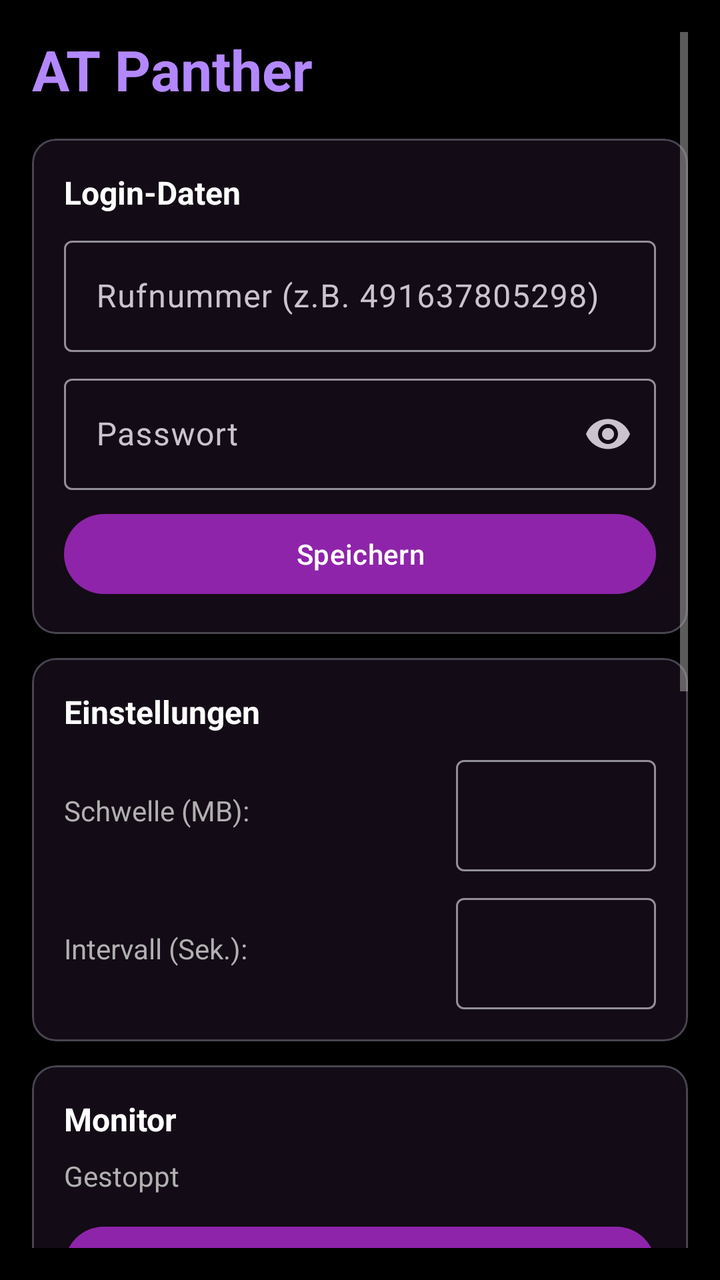
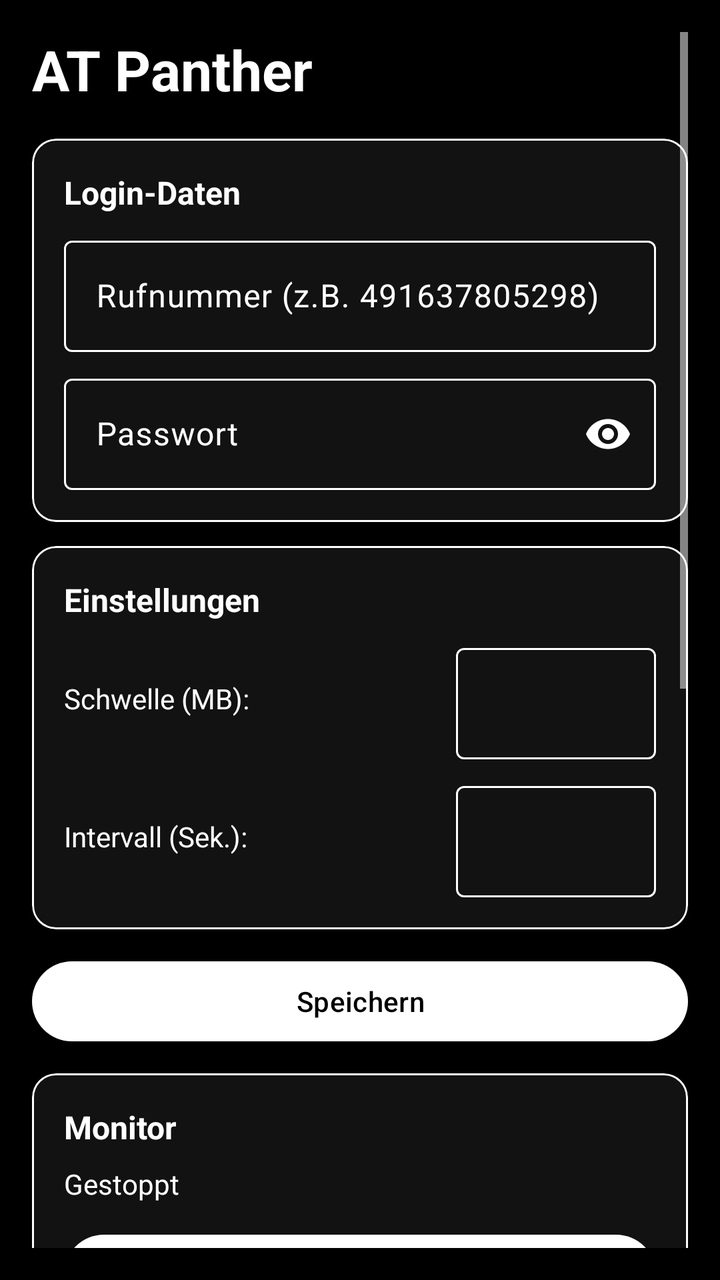

The first picture is an Android layout as it rendered before a commit; the second is the same layout after the commit. The layout source and the unified diff follow.
<!-- AndroidManifest.xml: application theme Theme.ATPanther.Black -->
<!-- res/layout/activity_main.xml -->
<?xml version="1.0" encoding="utf-8"?>
<ScrollView xmlns:android="http://schemas.android.com/apk/res/android"
    xmlns:app="http://schemas.android.com/apk/res-auto"
    android:layout_width="match_parent"
    android:layout_height="match_parent"
    android:padding="16dp"
    android:background="@color/bg_black">

    <LinearLayout
        android:layout_width="match_parent"
        android:layout_height="wrap_content"
        android:orientation="vertical">

        
        <TextView
            android:layout_width="match_parent"
            android:layout_height="wrap_content"
            android:text="AT Panther"
            android:textSize="28sp"
            android:textStyle="bold"
            android:textColor="@color/accent"
            android:layout_marginBottom="16dp" />

        
        <com.google.android.material.card.MaterialCardView
            android:layout_width="match_parent"
            android:layout_height="wrap_content"
            android:layout_marginBottom="12dp"
            app:cardCornerRadius="12dp"
            app:cardElevation="2dp"
            app:cardBackgroundColor="@color/card_bg">

            <LinearLayout
                android:layout_width="match_parent"
                android:layout_height="wrap_content"
                android:orientation="vertical"
                android:padding="16dp">

                <TextView
                    android:layout_width="wrap_content"
                    android:layout_height="wrap_content"
                    android:text="Login-Daten"
                    android:textSize="16sp"
                    android:textStyle="bold"
                    android:textColor="@color/text_primary"
                    android:layout_marginBottom="8dp" />

                <com.google.android.material.textfield.TextInputLayout
                    android:layout_width="match_parent"
                    android:layout_height="wrap_content"
                    android:hint="Rufnummer (z.B. 491637805298)">

                    <com.google.android.material.textfield.TextInputEditText
                        android:id="@+id/etPhone"
                        android:layout_width="match_parent"
                        android:layout_height="wrap_content"
                        android:inputType="phone" />
                </com.google.android.material.textfield.TextInputLayout>

                <com.google.android.material.textfield.TextInputLayout
                    android:layout_width="match_parent"
                    android:layout_height="wrap_content"
                    android:layout_marginTop="8dp"
                    android:hint="Passwort"
                    app:endIconMode="password_toggle">

                    <com.google.android.material.textfield.TextInputEditText
                        android:id="@+id/etPassword"
                        android:layout_width="match_parent"
                        android:layout_height="wrap_content"
                        android:inputType="textPassword" />
                </com.google.android.material.textfield.TextInputLayout>

                <com.google.android.material.button.MaterialButton
                    android:id="@+id/btnSaveCredentials"
                    android:layout_width="match_parent"
                    android:layout_height="wrap_content"
                    android:layout_marginTop="8dp"
                    android:text="Speichern" />

            </LinearLayout>
        </com.google.android.material.card.MaterialCardView>

        
        <com.google.android.material.card.MaterialCardView
            android:layout_width="match_parent"
            android:layout_height="wrap_content"
            android:layout_marginBottom="12dp"
            app:cardCornerRadius="12dp"
            app:cardElevation="2dp"
            app:cardBackgroundColor="@color/card_bg">

            <LinearLayout
                android:layout_width="match_parent"
                android:layout_height="wrap_content"
                android:orientation="vertical"
                android:padding="16dp">

                <TextView
                    android:layout_width="wrap_content"
                    android:layout_height="wrap_content"
                    android:text="Einstellungen"
                    android:textSize="16sp"
                    android:textStyle="bold"
                    android:textColor="@color/text_primary"
                    android:layout_marginBottom="8dp" />

                <LinearLayout
                    android:layout_width="match_parent"
                    android:layout_height="wrap_content"
                    android:orientation="horizontal"
                    android:gravity="center_vertical">

                    <TextView
                        android:layout_width="0dp"
                        android:layout_height="wrap_content"
                        android:layout_weight="1"
                        android:text="Schwelle (MB):"
                        android:textColor="@color/text_secondary" />

                    <com.google.android.material.textfield.TextInputLayout
                        android:layout_width="100dp"
                        android:layout_height="wrap_content">

                        <com.google.android.material.textfield.TextInputEditText
                            android:id="@+id/etThreshold"
                            android:layout_width="match_parent"
                            android:layout_height="wrap_content"
                            android:inputType="number"
                            android:gravity="end" />
                    </com.google.android.material.textfield.TextInputLayout>
                </LinearLayout>

                <LinearLayout
                    android:layout_width="match_parent"
                    android:layout_height="wrap_content"
                    android:orientation="horizontal"
                    android:gravity="center_vertical"
                    android:layout_marginTop="8dp">

                    <TextView
                        android:layout_width="0dp"
                        android:layout_height="wrap_content"
                        android:layout_weight="1"
                        android:text="Intervall (Sek.):"
                        android:textColor="@color/text_secondary" />

                    <com.google.android.material.textfield.TextInputLayout
                        android:layout_width="100dp"
                        android:layout_height="wrap_content">

                        <com.google.android.material.textfield.TextInputEditText
                            android:id="@+id/etInterval"
                            android:layout_width="match_parent"
                            android:layout_height="wrap_content"
                            android:inputType="number"
                            android:gravity="end" />
                    </com.google.android.material.textfield.TextInputLayout>
                </LinearLayout>

            </LinearLayout>
        </com.google.android.material.card.MaterialCardView>

        
        <com.google.android.material.card.MaterialCardView
            android:layout_width="match_parent"
            android:layout_height="wrap_content"
            android:layout_marginBottom="12dp"
            app:cardCornerRadius="12dp"
            app:cardElevation="2dp"
            app:cardBackgroundColor="@color/card_bg">

            <LinearLayout
                android:layout_width="match_parent"
                android:layout_height="wrap_content"
                android:orientation="vertical"
                android:padding="16dp">

                <TextView
                    android:layout_width="wrap_content"
                    android:layout_height="wrap_content"
                    android:text="Monitor"
                    android:textSize="16sp"
                    android:textStyle="bold"
                    android:textColor="@color/text_primary"
                    android:layout_marginBottom="8dp" />

                <TextView
                    android:id="@+id/tvStatus"
                    android:layout_width="match_parent"
                    android:layout_height="wrap_content"
                    android:text="Gestoppt"
                    android:textSize="14sp"
                    android:textColor="@color/text_secondary"
                    android:layout_marginBottom="12dp" />

                <com.google.android.material.button.MaterialButton
                    android:id="@+id/btnToggleService"
                    android:layout_width="match_parent"
                    android:layout_height="wrap_content"
                    android:text="Monitor starten" />

                
                <com.google.android.material.button.MaterialButton
                    android:id="@+id/btnBatteryOpt"
                    style="@style/Widget.Material3.Button.OutlinedButton"
                    android:layout_width="match_parent"
                    android:layout_height="wrap_content"
                    android:layout_marginTop="8dp"
                    android:text="Batterie-Optimierung ignorieren" />

            </LinearLayout>
        </com.google.android.material.card.MaterialCardView>

        
        <com.google.android.material.card.MaterialCardView
            android:layout_width="match_parent"
            android:layout_height="wrap_content"
            android:layout_marginBottom="12dp"
            app:cardCornerRadius="12dp"
            app:cardElevation="2dp"
            app:cardBackgroundColor="@color/card_bg">

            <LinearLayout
                android:layout_width="match_parent"
                android:layout_height="wrap_content"
                android:orientation="vertical"
                android:padding="16dp">

                <TextView
                    android:layout_width="wrap_content"
                    android:layout_height="wrap_content"
                    android:text="Wartung"
                    android:textSize="16sp"
                    android:textStyle="bold"
                    android:textColor="@color/text_primary"
                    android:layout_marginBottom="8dp" />

                <com.google.android.material.button.MaterialButton
                    android:id="@+id/btnClearCache"
                    style="@style/Widget.Material3.Button.OutlinedButton"
                    android:layout_width="match_parent"
                    android:layout_height="wrap_content"
                    android:text="Cache leeren" />

                <com.google.android.material.button.MaterialButton
                    android:id="@+id/btnExportLog"
                    style="@style/Widget.Material3.Button.OutlinedButton"
                    android:layout_width="match_parent"
                    android:layout_height="wrap_content"
                    android:layout_marginTop="8dp"
                    android:text="Log exportieren" />

            </LinearLayout>
        </com.google.android.material.card.MaterialCardView>

        
        <com.google.android.material.card.MaterialCardView
            android:layout_width="match_parent"
            android:layout_height="wrap_content"
            app:cardCornerRadius="12dp"
            app:cardElevation="2dp"
            app:cardBackgroundColor="@color/card_bg">

            <LinearLayout
                android:layout_width="match_parent"
                android:layout_height="wrap_content"
                android:orientation="vertical"
                android:padding="16dp">

                <TextView
                    android:layout_width="wrap_content"
                    android:layout_height="wrap_content"
                    android:text="Verlauf"
                    android:textSize="16sp"
                    android:textStyle="bold"
                    android:textColor="@color/text_primary"
                    android:layout_marginBottom="8dp" />

                <androidx.recyclerview.widget.RecyclerView
                    android:id="@+id/rvLog"
                    android:layout_width="match_parent"
                    android:layout_height="0dp"
                    android:layout_weight="1"
                    android:minHeight="200dp"
                    android:nestedScrollingEnabled="false" />

            </LinearLayout>
        </com.google.android.material.card.MaterialCardView>

    </LinearLayout>
</ScrollView>
<!-- resources referenced by this layout -->
<resources>
  <color name="accent">#B388FF</color>
  <color name="bg_black">#000000</color>
  <color name="card_bg">#0A0A0A</color>
  <color name="text_primary">#FFFFFF</color>
  <color name="text_secondary">#B0B0B0</color>
  <style name="Theme.ATPanther.Black" parent="Theme.Material3.Dark.NoActionBar">
          <item name="android:colorBackground">@color/bg_black</item>
          <item name="android:windowBackground">@color/bg_black</item>
          <item name="android:textColorPrimary">@color/text_primary</item>
          <item name="android:textColorSecondary">@color/text_secondary</item>
  
          
          <item name="colorPrimary">@color/primary</item>
          <item name="colorPrimaryVariant">@color/primary_dark</item>
          <item name="colorOnPrimary">@color/white</item>
          <item name="colorSecondary">@color/accent</item>
  
          
          <item name="colorSurface">@color/card_bg</item>
          <item name="colorOnSurface">@color/text_primary</item>
      </style>
  <color name="primary">#8E24AA</color>
  <color name="primary_dark">#6A1B9A</color>
  <color name="white">#FFFFFF</color>
</resources>

<!-- the commit's change to res/layout/activity_main.xml (unified diff, before → after) -->
@@ -70,13 +70,6 @@
                         android:layout_height="wrap_content"
                         android:inputType="textPassword" />
                 </com.google.android.material.textfield.TextInputLayout>
-
-                <com.google.android.material.button.MaterialButton
-                    android:id="@+id/btnSaveCredentials"
-                    android:layout_width="match_parent"
-                    android:layout_height="wrap_content"
-                    android:layout_marginTop="8dp"
-                    android:text="Speichern" />
 
             </LinearLayout>
         </com.google.android.material.card.MaterialCardView>
@@ -162,6 +155,14 @@
         </com.google.android.material.card.MaterialCardView>
 
         
+        <com.google.android.material.button.MaterialButton
+            android:id="@+id/btnSaveCredentials"
+            android:layout_width="match_parent"
+            android:layout_height="wrap_content"
+            android:layout_marginBottom="12dp"
+            android:text="Speichern" />
+
+        
         <com.google.android.material.card.MaterialCardView
             android:layout_width="match_parent"
             android:layout_height="wrap_content"
<!-- resource entries referenced after the edit -->
@@ -1,28 +1,42 @@
 <!-- resources referenced by this layout -->
 <resources>
-  <color name="accent">#B388FF</color>
+  <color name="accent">#FFFFFF</color>
   <color name="bg_black">#000000</color>
-  <color name="card_bg">#0A0A0A</color>
+  <color name="card_bg">#000000</color>
   <color name="text_primary">#FFFFFF</color>
-  <color name="text_secondary">#B0B0B0</color>
+  <color name="text_secondary">#FFFFFF</color>
   <style name="Theme.ATPanther.Black" parent="Theme.Material3.Dark.NoActionBar">
           <item name="android:colorBackground">@color/bg_black</item>
           <item name="android:windowBackground">@color/bg_black</item>
+          <item name="android:statusBarColor">@color/bg_black</item>
+          <item name="android:navigationBarColor">@color/bg_black</item>
+          <item name="android:windowLightStatusBar">false</item>
+          <item name="android:windowLightNavigationBar">false</item>
           <item name="android:textColorPrimary">@color/text_primary</item>
           <item name="android:textColorSecondary">@color/text_secondary</item>
   
           
           <item name="colorPrimary">@color/primary</item>
           <item name="colorPrimaryVariant">@color/primary_dark</item>
-          <item name="colorOnPrimary">@color/white</item>
+          <item name="colorOnPrimary">@color/black</item>
+          <item name="colorPrimaryContainer">@color/white</item>
+          <item name="colorOnPrimaryContainer">@color/black</item>
           <item name="colorSecondary">@color/accent</item>
-  
-          
+          <item name="colorOnSecondary">@color/black</item>
+          <item name="colorSecondaryContainer">@color/white</item>
+          <item name="colorOnSecondaryContainer">@color/black</item>
           <item name="colorSurface">@color/card_bg</item>
           <item name="colorOnSurface">@color/text_primary</item>
+          <item name="colorSurfaceVariant">@color/bg_black</item>
+          <item name="colorOnSurfaceVariant">@color/text_secondary</item>
+          <item name="colorOutline">@color/text_primary</item>
+          <item name="colorOutlineVariant">@color/text_primary</item>
+          <item name="colorError">@color/text_primary</item>
+          <item name="colorOnError">@color/black</item>
       </style>
-  <color name="primary">#8E24AA</color>
-  <color name="primary_dark">#6A1B9A</color>
+  <color name="primary">#FFFFFF</color>
+  <color name="primary_dark">#FFFFFF</color>
+  <color name="black">#000000</color>
   <color name="white">#FFFFFF</color>
 </resources>
 
